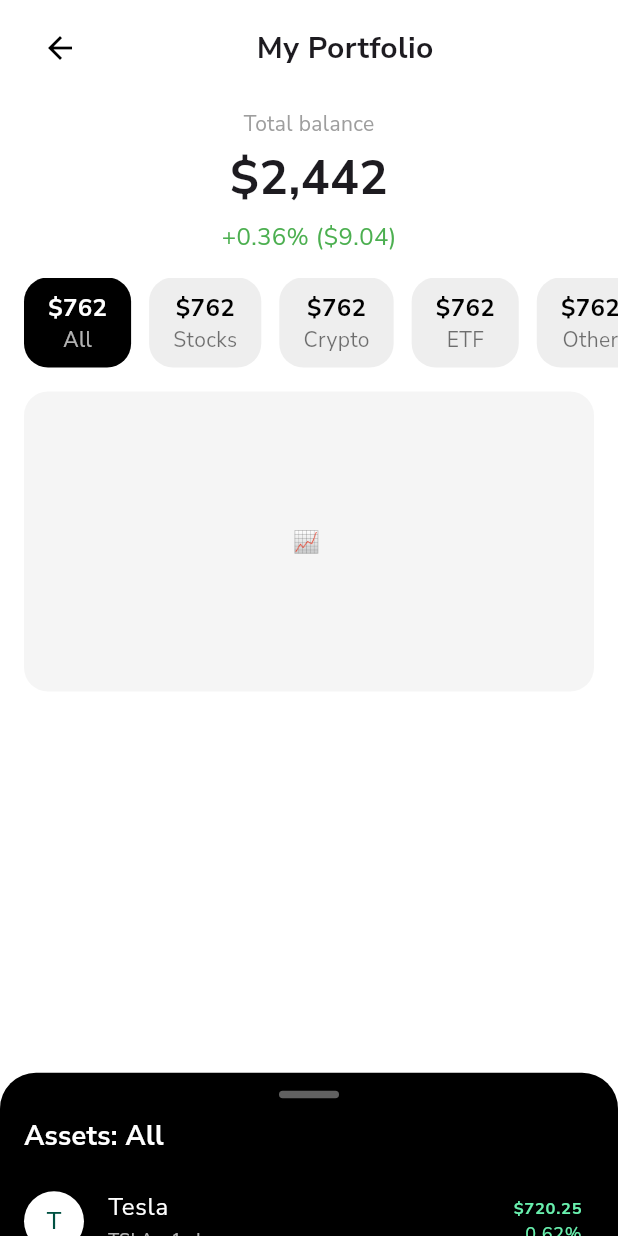
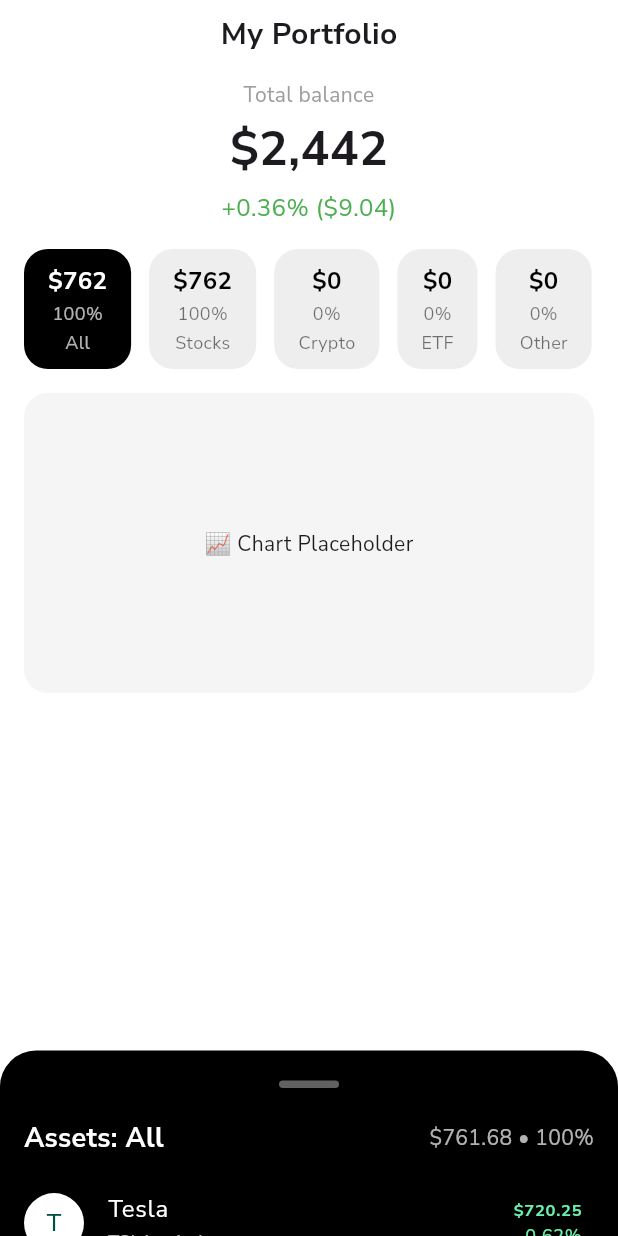
Before and after one commit to huynh-ngoc/INF134-Finance-App, a Flutter app: the InvestPage screen opened directly, on a phone screen of 412 x 824 dp. Run offline on Flutter 3.47's test engine with Material 3 defaults, Android fonts, the phone set to English and light mode, and no system bars; our stand-ins replace google_fonts.

```diff
--- a/lib/main.dart
+++ b/lib/main.dart
@@ -61,7 +61,7 @@ class _MainPageState extends State<MainPage> {
   @override
   Widget build(BuildContext context) {
     return Scaffold(
-      appBar: AppBar(title: Text('Finance Buddy')),
+      //appBar: AppBar(title: Text('Finance Buddy')),
       body: _pages[_selectedIndex],
       bottomNavigationBar: BottomNavigationBar(
         items: _navItems,
--- a/lib/pages/AssetDetailPage.dart
+++ b/lib/pages/AssetDetailPage.dart
@@ -0,0 +1,85 @@
+import 'package:flutter/material.dart';
+
+import './invest/asset.dart';
+
+class AssetDetailPage extends StatefulWidget
+{
+  final Asset asset;
+  const AssetDetailPage({super.key, required this.asset});
+
+  @override
+  State<AssetDetailPage> createState() => AssetDetailPageState();
+}
+
+class AssetDetailPageState extends State<AssetDetailPage>
+{
+  final timeRanges = ['24h','7d','30d','60d','90d','All'];
+  int selectedRange = 5;
+
+  @override
+  Widget build(BuildContext context)
+  {
+    return Scaffold(
+      backgroundColor: Colors.white,
+      appBar: AppBar(
+        backgroundColor: Colors.transparent,
+        elevation: 0,
+        leading: const BackButton(color: Colors.black),
+        title: Text(widget.asset.name, style: const TextStyle(color: Colors.black)),
+      ),
+      body: Column(children: [
+        const SizedBox(height: 16),
+        Text('\$${widget.asset.price.toStringAsFixed(2)}',
+            style: const TextStyle(fontSize: 32, fontWeight: FontWeight.bold)),
+        Text(
+          '${widget.asset.changePercent.toStringAsFixed(2)}% (\$${widget.asset.changeAmount.toStringAsFixed(2)})',
+          style: TextStyle(
+            fontSize: 16,
+            color: widget.asset.changePercent >= 0 ? Colors.green : Colors.red,
+          ),
+        ),
+        const SizedBox(height: 24),
+
+        SingleChildScrollView(
+          scrollDirection: Axis.horizontal,
+          padding: const EdgeInsets.symmetric(horizontal: 16),
+          child: Row(
+            children: List.generate(timeRanges.length, (i) {
+              final sel = i == selectedRange;
+              return Padding(
+                padding: const EdgeInsets.only(right: 12),
+                child: GestureDetector(
+                  onTap: () => setState(() => selectedRange = i),
+                  child: Text(
+                    timeRanges[i],
+                    style: TextStyle(
+                      fontWeight: sel ? FontWeight.bold : FontWeight.normal,
+                      fontSize: 16,
+                      color: sel ? Colors.black : Colors.black54,
+                    ),
+                  ),
+                ),
+              );
+            }),
+          ),
+        ),
+
+        const SizedBox(height: 16),
+        SizedBox(
+          height: 220,
+          child: Padding(
+            padding: const EdgeInsets.symmetric(horizontal: 16),
+            child: Container(
+              decoration: BoxDecoration(
+                color: Colors.grey.shade100,
+                borderRadius: BorderRadius.circular(16),
+              ),
+              child: const Center(child: Text('📈')),
+            ),
+          ),
+        ),
+
+      ]),
+    );
+  }
+}
--- a/lib/pages/invest.dart
+++ b/lib/pages/invest.dart
@@ -1,5 +1,7 @@
+
 import 'package:flutter/material.dart';
 import './invest/asset.dart';
+import 'AssetDetailPage.dart';
 
 class InvestPage extends StatefulWidget {
   const InvestPage({super.key});
@@ -11,7 +13,7 @@ class investPageState extends State<InvestPage> {
   final tabs = ['All', 'Stocks', 'Crypto', 'ETF', 'Other'];
   int selectedTab = 0;
 
-  final List<Asset> _assets = [
+  final List<Asset> assets = [
     Asset(
       id: 'tesla',
       name: 'Tesla',
@@ -34,74 +36,108 @@ class investPageState extends State<InvestPage> {
     ),
   ];
 
-  List<Asset> get _filteredAssets {
+  List<Asset> get filteredAssets {
     final cat = tabs[selectedTab];
-    if (cat == 'All') return _assets;
-    return _assets.where((a) => a.category == cat).toList();
+    if (cat == 'All') return assets;
+    return assets.where((a) => a.category == cat).toList();
   }
 
   @override
   Widget build(BuildContext context) {
+    final sumAll = assets.fold<double>(0, (sum, a) => sum + a.price);
+
     return Scaffold(
       backgroundColor: Colors.white,
       body: SafeArea(
-        child: Column(children: [
+        child: Stack(
+          children: [
+
+            Column(
+              crossAxisAlignment: CrossAxisAlignment.stretch,
+              children: [
                 Padding(
-            padding: const EdgeInsets.symmetric(horizontal: 16, vertical: 8),
-            child: Row(children: [
-              const BackButton(color: Colors.black),
-              const Spacer(),
-              const Text('My Portfolio',
-                  style:
-                      TextStyle(fontSize: 20, fontWeight: FontWeight.bold)),
-              const Spacer(),
-            ]),
+                  padding:
+                      const EdgeInsets.symmetric(horizontal: 16, vertical: 8),
+                  child: Center(
+                    child: Text('My Portfolio',
+                        style: TextStyle(
+                            fontSize: 20, fontWeight: FontWeight.bold)),
+                  ),
                 ),
 
                 const SizedBox(height: 8),
                 const Text('Total balance',
+                    textAlign: TextAlign.center,
                     style: TextStyle(fontSize: 14, color: Colors.grey)),
                 const SizedBox(height: 4),
                 const Text('\$2,442',
-              style: TextStyle(fontSize: 32, fontWeight: FontWeight.bold)),
+                    textAlign: TextAlign.center,
+                    style:
+                        TextStyle(fontSize: 32, fontWeight: FontWeight.bold)),
                 const SizedBox(height: 4),
                 const Text('+0.36% (\$9.04)',
+                    textAlign: TextAlign.center,
                     style: TextStyle(fontSize: 16, color: Colors.green)),
 
                 const SizedBox(height: 16),
                 SizedBox(
-            height: 60,
+                  height: 80,
                   child: ListView.separated(
                     padding: const EdgeInsets.symmetric(horizontal: 16),
                     scrollDirection: Axis.horizontal,
                     itemCount: tabs.length,
-              separatorBuilder: (_, __) => const SizedBox(width: 12),
+                    separatorBuilder: (_, __) =>
+                        const SizedBox(width: 12),
                     itemBuilder: (context, i) {
+                      final cat = tabs[i];
+                      final sumCat = (cat == 'All')
+                          ? sumAll
+                          : assets
+                              .where((a) => a.category == cat)
+                              .fold<double>(0, (s, a) => s + a.price);
+                      final pct = sumAll > 0 ? sumCat / sumAll * 100 : 0;
                       final selected = i == selectedTab;
+
                       return GestureDetector(
-                  onTap: () => setState(() => selectedTab = i),
+                        onTap: () =>
+                            setState(() => selectedTab = i),
                         child: Container(
-                    padding:
-                        const EdgeInsets.symmetric(horizontal: 16, vertical: 8),
+                          padding: const EdgeInsets.symmetric(
+                              horizontal: 16, vertical: 8),
                           decoration: BoxDecoration(
-                      color: selected ? Colors.black : Colors.grey.shade200,
-                      borderRadius: BorderRadius.circular(16),
+                            color: selected
+                                ? Colors.black
+                                : Colors.grey.shade200,
+                            borderRadius:
+                                BorderRadius.circular(16),
                           ),
                           child: Column(
-                      mainAxisAlignment: MainAxisAlignment.center,
+                            mainAxisSize: MainAxisSize.min,
+                            mainAxisAlignment:
+                                MainAxisAlignment.center,
                             children: [
-                        Text('\$${_filteredAssets.fold<double>(0, (sum, a) => sum + a.price).toStringAsFixed(0)}',
+                              Text('\$${sumCat.toStringAsFixed(0)}',
                                   style: TextStyle(
-                              color: selected ? Colors.white : Colors.black,
-                              fontWeight: FontWeight.bold,
-                              fontSize: 16,
-                            )),
-                        Text(
-                          tabs[i],
+                                      color: selected
+                                          ? Colors.white
+                                          : Colors.black,
+                                      fontWeight:
+                                          FontWeight.bold,
+                                      fontSize: 16)),
+                              const SizedBox(height: 2),
+                              Text('${pct.toStringAsFixed(0)}%',
                                   style: TextStyle(
-                            color: selected ? Colors.white70 : Colors.black54,
-                          ),
-                        ),
+                                      color: selected
+                                          ? Colors.white70
+                                          : Colors.black54,
+                                      fontSize: 12)),
+                              const SizedBox(height: 2),
+                              Text(cat,
+                                  style: TextStyle(
+                                      color: selected
+                                          ? Colors.white70
+                                          : Colors.black54,
+                                      fontSize: 12)),
                             ],
                           ),
                         ),
@@ -120,98 +156,123 @@ class investPageState extends State<InvestPage> {
                         borderRadius: BorderRadius.circular(16),
                         color: Colors.grey.shade100,
                       ),
-                child: const Center(child: Text('📈 ')),
+                      child: const Center(child: Text('📈 Chart Placeholder')),
                     ),
                   ),
                 ),
+              ],
+            ),
 
-          Expanded(
-            child: DraggableScrollableSheet(
-              initialChildSize: 0.3,
+            DraggableScrollableSheet(
+              expand: true,
+              initialChildSize: 0.15,
               minChildSize: 0.15,
-              maxChildSize: 0.9,
-              builder: (context, scrollCu) {
+              maxChildSize: 0.91,
+              builder: (context, ctrl) {
+                final filtered = filteredAssets;
+                final sumFiltered = filtered
+                    .fold<double>(0, (s, a) => s + a.price);
+                final pct = sumAll > 0
+                    ? sumFiltered / sumAll * 100
+                    : 0;
+                final itemCount = 2 + filtered.length;
+
                 return Container(
                   decoration: const BoxDecoration(
                     color: Colors.black,
                     borderRadius:
                         BorderRadius.vertical(top: Radius.circular(24)),
                   ),
-                  child: Column(children: [
-                    Container(
-                      margin: const EdgeInsets.symmetric(vertical: 12),
+                  child: ListView.builder(
+                    controller: ctrl,
+                    padding:
+                        const EdgeInsets.symmetric(vertical: 8),
+                    itemCount: itemCount,
+                    itemBuilder: (context, idx) {
+                      if (idx == 0) {
+                        return Center(
+                          child: Container(
+                            margin:
+                                const EdgeInsets.symmetric(vertical: 12),
                             height: 5,
                             width: 40,
                             decoration: BoxDecoration(
                               color: Colors.grey.shade700,
-                        borderRadius: BorderRadius.circular(4),
+                              borderRadius:
+                                  BorderRadius.circular(4),
                             ),
                           ),
-
-                    Padding(
-                      padding: const EdgeInsets.symmetric(horizontal: 16),
+                        );
+                      }
+                      if (idx == 1) {
+                        return Padding(
+                          padding:
+                              const EdgeInsets.symmetric(horizontal: 16, vertical: 8),
                           child: Row(children: [
-                        Text(
-                          'Assets: ${tabs[selectedTab]}',
+                            Text('Assets: ${tabs[selectedTab]}',
                                 style: const TextStyle(
                                     color: Colors.white,
                                     fontSize: 18,
-                              fontWeight: FontWeight.bold),
-                        ),
+                                    fontWeight: FontWeight.bold)),
                             const Spacer(),
+                            Text(
+                                '\$${sumFiltered.toStringAsFixed(2)} • ${pct.toStringAsFixed(0)}%',
+                                style:
+                                    const TextStyle(color: Colors.white70)),
                           ]),
-                    ),
-
-                    Expanded(
-                      child: ListView.builder(
-                        controller: scrollCu,
-                        padding: const EdgeInsets.symmetric(vertical: 8),
-                        itemCount: _filteredAssets.length,
-                        itemBuilder: (context, idx) {
-                          final a = _filteredAssets[idx];
+                        );
+                      }
+                      final asset = filtered[idx - 2];
                       return ListTile(
                         leading: CircleAvatar(
                           backgroundColor: Colors.white,
-                              child: Text(a.ticker[0]),
+                          child: Text(asset.ticker[0]),
                         ),
-                            title: Text(a.name,
-                                style: const TextStyle(color: Colors.white)),
+                        title: Text(asset.name,
+                            style:
+                                const TextStyle(color: Colors.white)),
                         subtitle: Text(
-                              '${a.ticker} – ${a.quantity} shares',
-                              style:
-                                  const TextStyle(color: Colors.white70, fontSize: 12),
+                          '${asset.ticker} – ${asset.quantity} shares',
+                          style: const TextStyle(
+                              color: Colors.white70, fontSize: 12),
                         ),
                         trailing: Column(
                           mainAxisAlignment: MainAxisAlignment.center,
-                              crossAxisAlignment: CrossAxisAlignment.end,
+                          crossAxisAlignment:
+                              CrossAxisAlignment.end,
                           children: [
-                                Text('\$${a.price.toStringAsFixed(2)}',
+                            Text('\$${asset.price.toStringAsFixed(2)}',
                                 style: TextStyle(
-                                        color: a.changePercent >= 0
+                                    color: asset.changePercent >= 0
                                         ? Colors.greenAccent
                                         : Colors.redAccent,
                                     fontWeight: FontWeight.bold)),
                             Text(
-                                  '${a.changePercent.toStringAsFixed(2)}%',
+                              '${asset.changePercent.toStringAsFixed(2)}%',
                               style: TextStyle(
-                                      color: a.changePercent >= 0
+                                  color: asset.changePercent >= 0
                                       ? Colors.greenAccent
                                       : Colors.redAccent,
                                   fontSize: 12),
                             ),
                           ],
                         ),
-
+                        onTap: () {
+                          Navigator.of(context).push(
+                            MaterialPageRoute(
+                              builder: (_) =>
+                                  AssetDetailPage(asset: asset),
+                            ),
+                          );
+                        },
                       );
                     },
                   ),
-                    ),
-                  ]),
                 );
               },
             ),
+          ],
         ),
-        ]),
       ),
     );
   }
```
Lines whose indentation alone changed are shown as unchanged.
